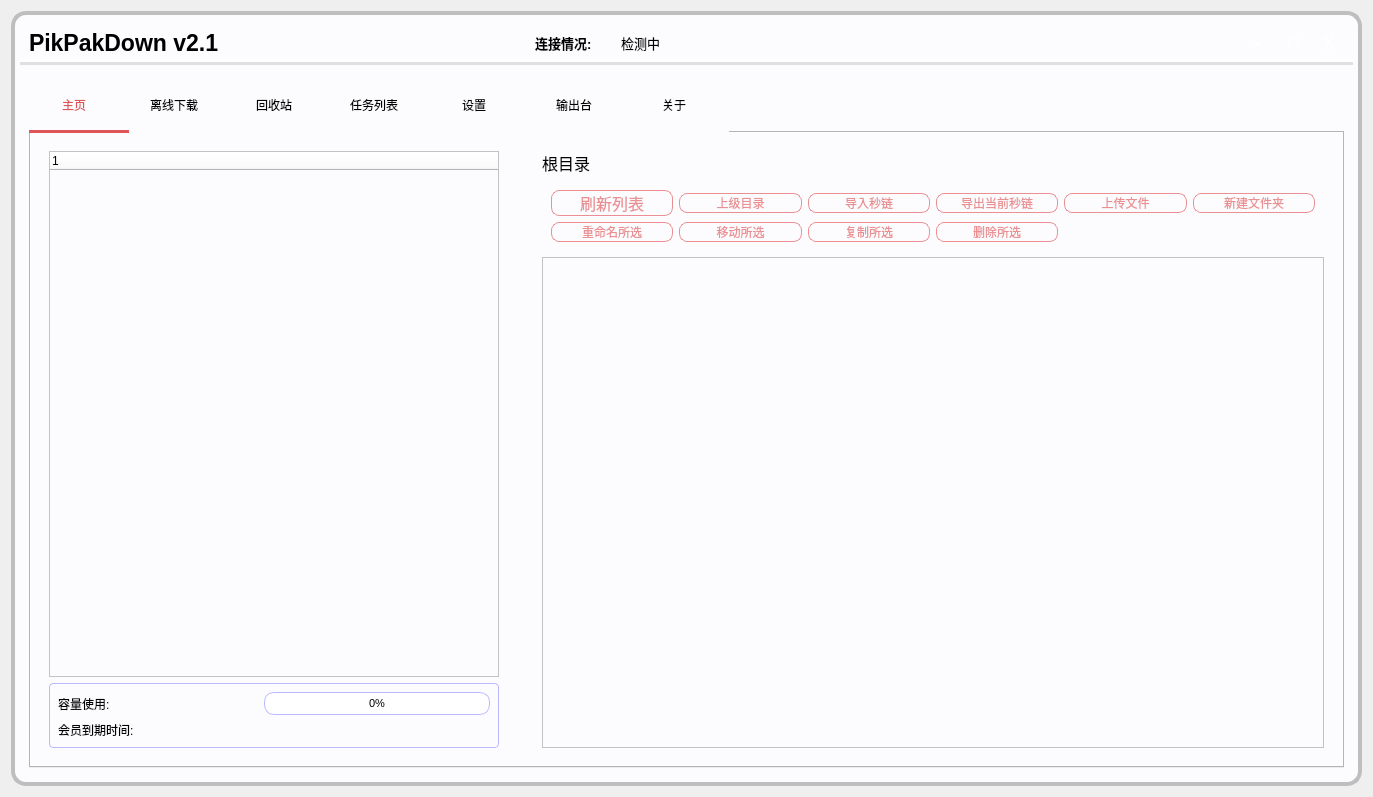
Above: need/yang.ui from 666wcy/pikpakdown before the change. Below: the same form after it.
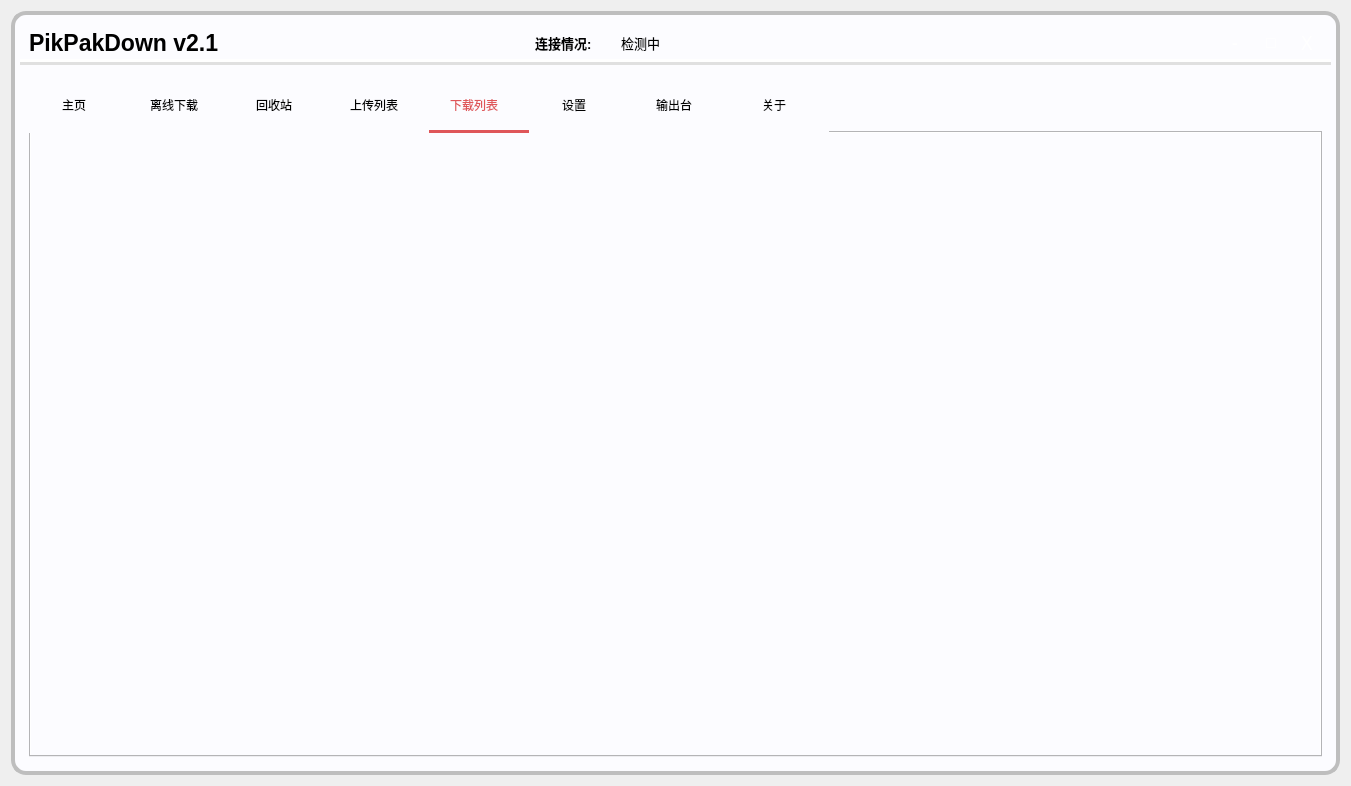
That is the form after the change. The open tabs and pages were chosen to show the change. Icons and pictures are not drawn.

The edit to the form file:
```diff
--- a/need/yang.ui
+++ b/need/yang.ui
@@ -6,8 +6,8 @@
    <rect>
     <x>0</x>
     <y>0</y>
-    <width>1373</width>
-    <height>797</height>
+    <width>1351</width>
+    <height>786</height>
    </rect>
   </property>
   <property name="sizePolicy">
@@ -291,6 +291,12 @@
                  <verstretch>0</verstretch>
                 </sizepolicy>
                </property>
+               <property name="maximumSize">
+                <size>
+                 <width>450</width>
+                 <height>16777215</height>
+                </size>
+               </property>
                <layout class="QVBoxLayout" name="verticalLayout_3">
                 <item>
                  <widget class="QTreeWidget" name="filetreeWidget">
@@ -839,7 +845,7 @@
            </widget>
            <widget class="QWidget" name="tab_3">
             <attribute name="title">
-             <string>任务列表</string>
+             <string>上传列表</string>
             </attribute>
             <layout class="QVBoxLayout" name="verticalLayout_5">
              <item>
@@ -847,6 +853,18 @@
              </item>
             </layout>
            </widget>
+           <widget class="QWidget" name="tab_8">
+            <attribute name="title">
+             <string>下载列表</string>
+            </attribute>
+            <layout class="QVBoxLayout" name="verticalLayout_12">
+             <item>
+              <widget class="QWidget" name="down_widget" native="true">
+               <layout class="QVBoxLayout" name="verticalLayout_13"/>
+              </widget>
+             </item>
+            </layout>
+           </widget>
            <widget class="QWidget" name="tab_4">
             <attribute name="title">
              <string>设置</string>
```
Left out of the diff: 2 changed lines with no effect on the pictures.
